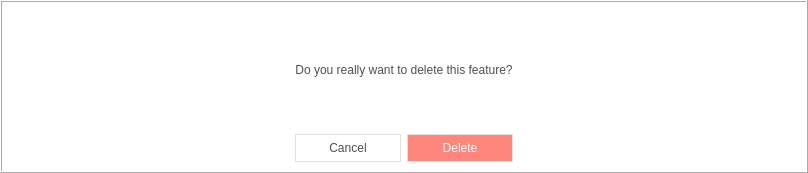
Old version of the form src/roam/ui/ui_deletefeature.ui in the repository roam-qgis/Roam.
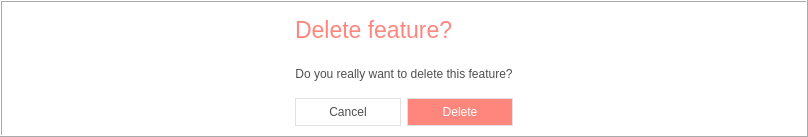
New version of the form.

The edit to the form file:
```diff
--- a/src/roam/ui/ui_deletefeature.ui
+++ b/src/roam/ui/ui_deletefeature.ui
@@ -7,7 +7,7 @@
     <x>0</x>
     <y>0</y>
     <width>808</width>
-    <height>173</height>
+    <height>137</height>
    </rect>
   </property>
   <property name="sizePolicy">
@@ -36,6 +36,11 @@
 	background-color: rgb(255, 134, 125);
    color: white;
 	font: 75 17pt &quot;Segoe UI&quot;;
+}
+
+QLabel#headerlabel {
+	color: rgb(255, 134, 125);
+	font: 75 17pt &quot;Segoe UI&quot;;
 }</string>
   </property>
   <property name="modal">
@@ -69,7 +74,7 @@
       </item>
       <item>
        <layout class="QGridLayout" name="gridLayout">
-        <item row="0" column="0">
+        <item row="1" column="0">
          <widget class="QLabel" name="deletelabel">
           <property name="text">
            <string>Do you really want to delete this feature?</string>
@@ -79,7 +84,7 @@
           </property>
          </widget>
         </item>
-        <item row="1" column="0">
+        <item row="2" column="0">
          <layout class="QHBoxLayout" name="horizontalLayout">
           <item>
            <widget class="QPushButton" name="cancelButton">
@@ -97,6 +102,28 @@
           </item>
          </layout>
         </item>
+        <item row="0" column="0">
+         <widget class="QLabel" name="headerlabel">
+          <property name="font">
+           <font>
+            <family>Segoe UI</family>
+            <pointsize>17</pointsize>
+            <weight>9</weight>
+            <italic>false</italic>
+            <bold>false</bold>
+           </font>
+          </property>
+          <property name="styleSheet">
+           <string notr="true"/>
+          </property>
+          <property name="text">
+           <string>Delete feature?</string>
+          </property>
+          <property name="alignment">
+           <set>Qt::AlignLeading|Qt::AlignLeft|Qt::AlignVCenter</set>
+          </property>
+         </widget>
+        </item>
        </layout>
       </item>
       <item>
```
